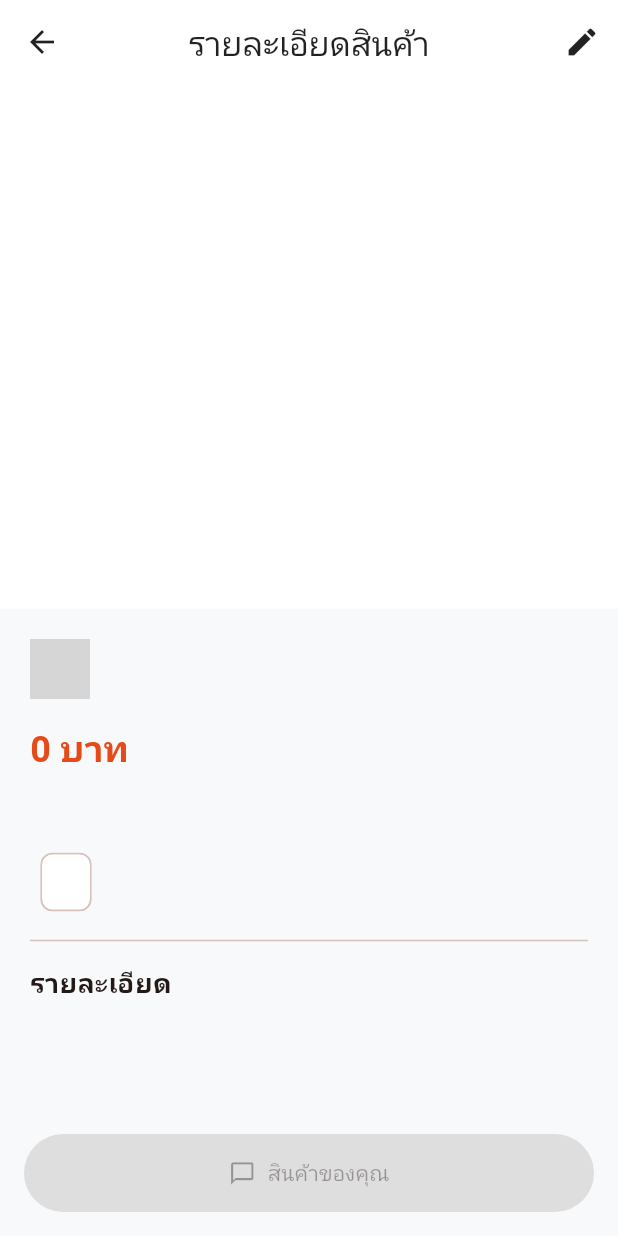
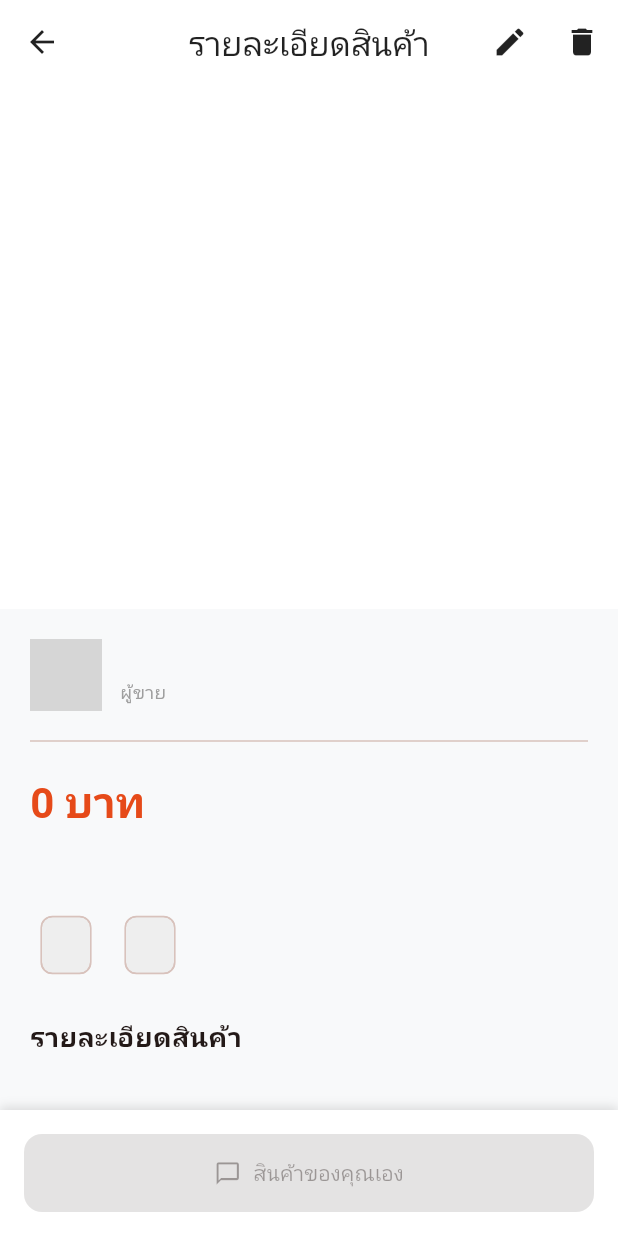
Before and after one commit to MasterJef/cpruapp, a Flutter app: the ProductDetailScreen screen opened directly with empty values, on a phone screen of 412 x 824 dp. Run offline on Flutter 3.47's test engine with Material 3 defaults, Android fonts, the phone set to English and light mode, and no system bars; our stand-ins replace cloud_firestore, firebase_auth, firebase_core, firebase_storage, image_cropper, image_picker; accounts and stored records are empty; network calls fail; grey boxes are pictures that could not be loaded.

Commit message:
fuck bug mtf

```diff
--- a/lib/screens/product_detail_screen.dart
+++ b/lib/screens/product_detail_screen.dart
@@ -1,7 +1,6 @@
-import 'package:cloud_firestore/cloud_firestore.dart';
-import 'package:cprujobapp/screens/chat_room_screen.dart';
 import 'package:flutter/material.dart';
 import 'package:firebase_auth/firebase_auth.dart';
+import 'package:cloud_firestore/cloud_firestore.dart'; // เผื่อใช้ลบ
 import '../models/product_model.dart';
 import '../widgets/full_screen_image.dart';
 import 'post_product_screen.dart';
@@ -17,35 +16,36 @@ class ProductDetailScreen extends StatefulWidget {
 class _ProductDetailScreenState extends State<ProductDetailScreen> {
   int _currentImageIndex = 0;
 
-  Future<void> _startChat() async {
-    try {
-      // 1. ดึงข้อมูลเจ้าของงาน
-      var userDoc = await FirebaseFirestore.instance
-          .collection('users')
-          .doc(widget.product.sellerId)
-          .get();
-
-      if (!userDoc.exists) return;
-
-      var userData = userDoc.data() as Map<String, dynamic>;
-
-      if (mounted) {
-        Navigator.push(
-          context,
-          MaterialPageRoute(
-            builder: (_) => ChatRoomScreen(
-              // 👇👇 แก้ชื่อตัวแปรตรงนี้ให้ตรงกับ Error ครับ 👇👇
-              targetUserId: widget.product.sellerId, // เดิมอาจเป็น targetUid
-              targetUserName:
-                  userData['firstName'] ?? 'User', // เดิมอาจเป็น targetName
-              targetUserImage:
-                  userData['imageUrl'] ?? '', // เดิมอาจเป็น targetImage
+  Future<void> _deleteProduct(BuildContext context) async {
+    final confirm = await showDialog<bool>(
+      context: context,
+      builder: (ctx) => AlertDialog(
+        title: const Text('ลบสินค้า'),
+        content: const Text('ต้องการลบสินค้านี้ใช่หรือไม่?'),
+        actions: [
+          TextButton(
+            onPressed: () => Navigator.pop(ctx, false),
+            child: const Text('ยกเลิก'),
           ),
+          TextButton(
+            onPressed: () => Navigator.pop(ctx, true),
+            child: const Text('ลบ', style: TextStyle(color: Colors.red)),
+          ),
+        ],
       ),
     );
+
+    if (confirm == true) {
+      await FirebaseFirestore.instance
+          .collection('market_items')
+          .doc(widget.product.id)
+          .delete();
+      if (context.mounted) {
+        Navigator.pop(context);
+        ScaffoldMessenger.of(
+          context,
+        ).showSnackBar(const SnackBar(content: Text('ลบสินค้าแล้ว')));
       }
-    } catch (e) {
-      print('Error fetching user: $e');
     }
   }
 
@@ -54,29 +54,97 @@ class _ProductDetailScreenState extends State<ProductDetailScreen> {
     final isOwner =
         FirebaseAuth.instance.currentUser?.uid == widget.product.sellerId;
 
+    return LayoutBuilder(
+      builder: (context, constraints) {
+        bool isDesktop = constraints.maxWidth > 900;
+
         return Scaffold(
           appBar: AppBar(
             title: const Text('รายละเอียดสินค้า'),
             actions: [
-          if (isOwner)
+              if (isOwner) ...[
                 IconButton(
                   icon: const Icon(Icons.edit),
                   onPressed: () => Navigator.push(
                     context,
                     MaterialPageRoute(
-                  builder: (_) => PostProductScreen(product: widget.product),
+                      builder: (_) =>
+                          PostProductScreen(product: widget.product),
                     ),
                   ),
                 ),
+                IconButton(
+                  icon: const Icon(Icons.delete),
+                  onPressed: () => _deleteProduct(context),
+                ),
+              ],
             ],
           ),
-      body: SingleChildScrollView(
+          body: isDesktop
+              ? _buildDesktopLayout(context, isOwner)
+              : _buildMobileLayout(context, isOwner),
+
+          bottomNavigationBar: isDesktop
+              ? null
+              : _buildBottomAction(context, isOwner, isMobile: true),
+        );
+      },
+    );
+  }
+
+  // --- Layouts ---
+
+  Widget _buildDesktopLayout(BuildContext context, bool isOwner) {
+    return Row(
+      children: [
+        Expanded(
+          flex: 5,
+          child: Container(
+            color: Colors.black,
+            child: _buildImageGallery(isDesktop: true),
+          ),
+        ),
+        Expanded(
+          flex: 5,
+          child: Column(
+            children: [
+              Expanded(
+                child: SingleChildScrollView(
+                  padding: const EdgeInsets.all(32),
+                  child: _buildProductInfo(),
+                ),
+              ),
+              _buildBottomAction(context, isOwner, isMobile: false),
+            ],
+          ),
+        ),
+      ],
+    );
+  }
+
+  Widget _buildMobileLayout(BuildContext context, bool isOwner) {
+    return SingleChildScrollView(
       child: Column(
         crossAxisAlignment: CrossAxisAlignment.start,
         children: [
-            // --- Image Carousel ---
-            GestureDetector(
-              onTap: () => Navigator.push(
+          _buildImageGallery(isDesktop: false),
+          Padding(
+            padding: const EdgeInsets.all(20),
+            child: _buildProductInfo(),
+          ),
+        ],
+      ),
+    );
+  }
+
+  // --- Components ---
+
+  Widget _buildImageGallery({required bool isDesktop}) {
+    final double? height = isDesktop ? double.infinity : 350;
+
+    return GestureDetector(
+      onTap: () {
+        Navigator.push(
           context,
           MaterialPageRoute(
             builder: (_) => FullScreenImageView(
@@ -84,10 +152,12 @@ class _ProductDetailScreenState extends State<ProductDetailScreen> {
               initialIndex: _currentImageIndex,
             ),
           ),
-              ),
+        );
+      },
       child: Container(
-                height: 350, // สินค้าควรโชว์รูปใหญ่หน่อย
-                color: Colors.white,
+        height: height,
+        color: Colors
+            .white, // สินค้าพื้นหลังขาวอาจจะสวยกว่า แต่ถ้าอยากได้ดำก็เปลี่ยนได้
         child: Stack(
           alignment: Alignment.bottomCenter,
           children: [
@@ -99,81 +169,111 @@ class _ProductDetailScreenState extends State<ProductDetailScreen> {
                 return Image.network(
                   widget.product.imageUrls[index],
                   fit: BoxFit.contain,
+                  errorBuilder: (_, __, ___) => const Center(
+                    child: Icon(
+                      Icons.broken_image,
+                      size: 50,
+                      color: Colors.grey,
+                    ),
+                  ),
                 );
               },
             ),
             if (widget.product.imageUrls.length > 1)
               Padding(
-                        padding: const EdgeInsets.only(bottom: 10),
+                padding: const EdgeInsets.only(bottom: 16),
                 child: Row(
                   mainAxisAlignment: MainAxisAlignment.center,
-                          children: List.generate(
-                            widget.product.imageUrls.length,
-                            (index) {
+                  children: List.generate(widget.product.imageUrls.length, (
+                    index,
+                  ) {
                     return Container(
-                                margin: const EdgeInsets.symmetric(
-                                  horizontal: 4,
-                                ),
+                      margin: const EdgeInsets.symmetric(horizontal: 4),
                       width: 8,
                       height: 8,
                       decoration: BoxDecoration(
                         shape: BoxShape.circle,
                         color: _currentImageIndex == index
-                                      ? Colors.orange
+                            ? const Color(0xFFE64A19)
                             : Colors.grey[300],
                       ),
                     );
-                            },
-                          ),
+                  }),
                 ),
               ),
           ],
         ),
       ),
-            ),
+    );
+  }
 
-            Padding(
-              padding: const EdgeInsets.all(20),
-              child: Column(
+  Widget _buildProductInfo() {
+    return Column(
       crossAxisAlignment: CrossAxisAlignment.start,
       children: [
+        // Author
         Row(
           children: [
             CircleAvatar(
-                        backgroundImage: NetworkImage(
-                          widget.product.authorAvatar,
+              backgroundImage: NetworkImage(widget.product.authorAvatar),
+              radius: 24,
             ),
-                        radius: 20,
-                      ),
-                      const SizedBox(width: 10),
+            const SizedBox(width: 12),
+            Column(
+              crossAxisAlignment: CrossAxisAlignment.start,
+              children: [
                 Text(
                   widget.product.authorName,
-                        style: const TextStyle(fontWeight: FontWeight.bold),
+                  style: const TextStyle(
+                    fontWeight: FontWeight.bold,
+                    fontSize: 16,
+                  ),
+                ),
+                const Text(
+                  'ผู้ขาย',
+                  style: TextStyle(color: Colors.grey, fontSize: 12),
                 ),
               ],
             ),
-                  const SizedBox(height: 16),
+          ],
+        ),
+        const Divider(height: 40),
+
+        // Price & Title
         Text(
           '${widget.product.price.toStringAsFixed(0)} บาท',
-                    style: TextStyle(
-                      color: Theme.of(context).primaryColor,
-                      fontSize: 24,
+          style: const TextStyle(
+            color: Color(0xFFE64A19),
+            fontSize: 28,
             fontWeight: FontWeight.bold,
           ),
         ),
         const SizedBox(height: 8),
         Text(
           widget.product.name,
-                    style: const TextStyle(
-                      fontSize: 22,
-                      fontWeight: FontWeight.bold,
+          style: const TextStyle(fontSize: 22, fontWeight: FontWeight.bold),
         ),
+        const SizedBox(height: 12),
+
+        // Tags
+        Wrap(
+          spacing: 8,
+          children: [
+            Chip(
+              label: Text(widget.product.condition),
+              backgroundColor: Colors.grey[200],
             ),
-                  const SizedBox(height: 8),
-                  Chip(label: Text(widget.product.condition)),
-                  const Divider(height: 30),
+            Chip(
+              label: Text(widget.product.category),
+              backgroundColor: Colors.grey[200],
+            ),
+          ],
+        ),
+        const SizedBox(height: 24),
+
+        // Description
         const Text(
-                    'รายละเอียด',
+          'รายละเอียดสินค้า',
           style: TextStyle(fontSize: 18, fontWeight: FontWeight.bold),
         ),
         const SizedBox(height: 8),
@@ -182,20 +282,51 @@ class _ProductDetailScreenState extends State<ProductDetailScreen> {
           style: const TextStyle(fontSize: 16, height: 1.5),
         ),
       ],
+    );
+  }
+
+  Widget _buildBottomAction(
+    BuildContext context,
+    bool isOwner, {
+    required bool isMobile,
+  }) {
+    return Container(
+      width: double.infinity,
+      padding: const EdgeInsets.all(16),
+      decoration: BoxDecoration(
+        color: Colors.white,
+        boxShadow: isMobile
+            ? [
+                BoxShadow(
+                  color: Colors.black12,
+                  blurRadius: 5,
+                  offset: const Offset(0, -2),
                 ),
+              ]
+            : null,
+        border: !isMobile
+            ? Border(top: BorderSide(color: Colors.grey.shade200))
+            : null,
       ),
-          ],
+      child: FilledButton.icon(
+        onPressed: isOwner
+            ? null
+            : () {
+                // Logic เปิดหน้าแชท (ถ้ามี Chat Screen)
+                // Navigator.push(context, MaterialPageRoute(builder: (_) => ChatRoomScreen(...)));
+                ScaffoldMessenger.of(context).showSnackBar(
+                  const SnackBar(
+                    content: Text('ฟีเจอร์ Chat กำลังเชื่อมต่อ...'),
                   ),
-      ),
-      bottomNavigationBar: Container(
-        padding: const EdgeInsets.all(16),
-        child: FilledButton.icon(
-          onPressed: isOwner ? null : _startChat,
+                );
+              },
         icon: const Icon(Icons.chat_bubble_outline),
-          label: Text(isOwner ? 'สินค้าของคุณ' : 'ทักแชท / สนใจสินค้า'),
+        label: Text(isOwner ? 'สินค้าของคุณเอง' : 'ทักแชท / สนใจสินค้า'),
         style: FilledButton.styleFrom(
-            backgroundColor: isOwner ? Colors.grey : Colors.orange,
+          backgroundColor: isOwner ? Colors.grey : const Color(0xFFE64A19),
           padding: const EdgeInsets.symmetric(vertical: 16),
+          shape: RoundedRectangleBorder(
+            borderRadius: BorderRadius.circular(12),
           ),
         ),
       ),
```
Also changed, not shown: lib/screens/job_detail_screen.dart (+201 -177 lines). Lines whose indentation alone changed are shown as unchanged.
